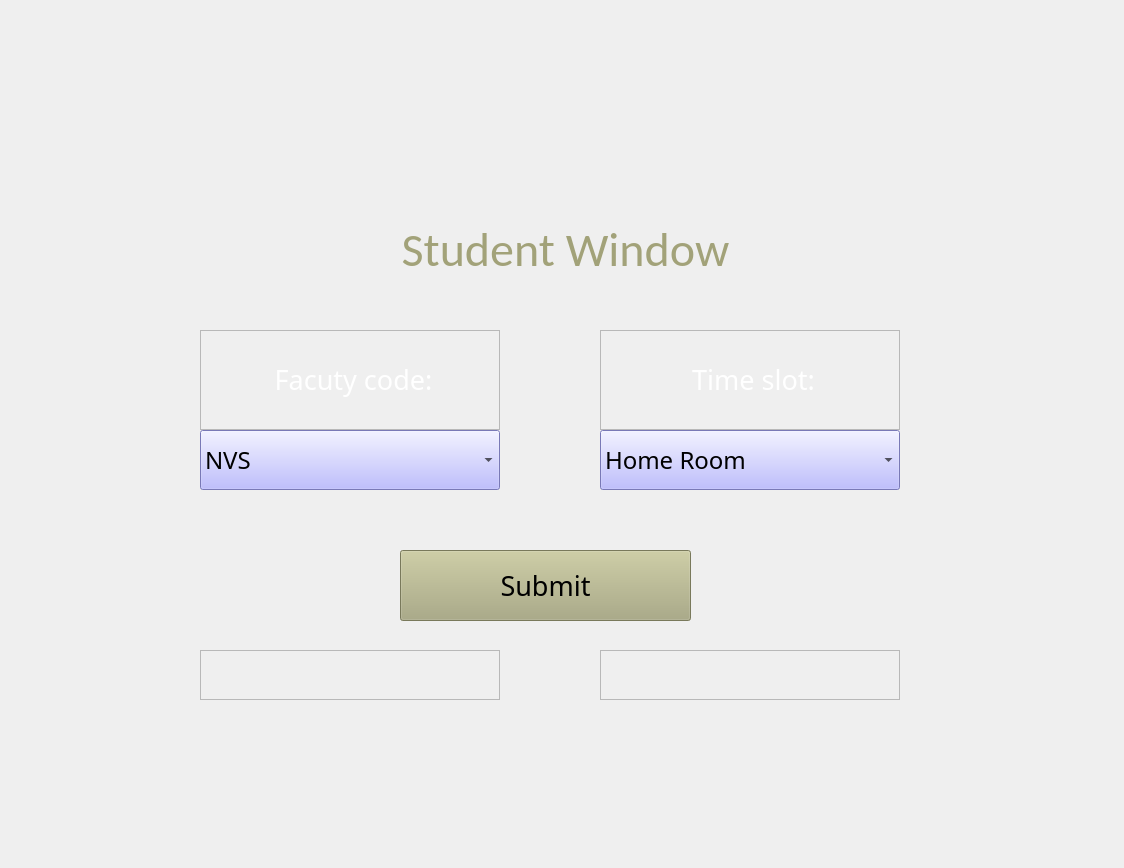
This is GUI_Final/studentwindow.ui in VaradMash/Teacher_Finder as Qt 5 draws it before an edit. The edited form follows.
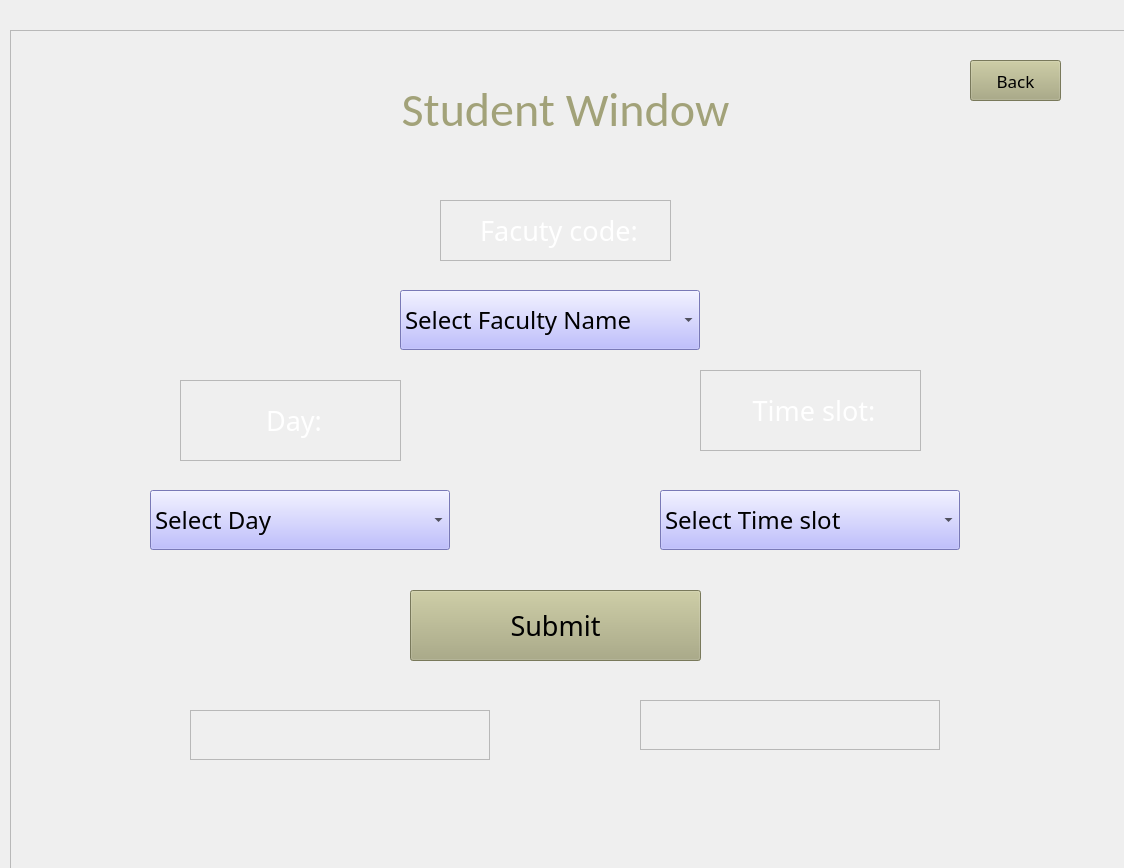
This is the edited form. Icons and pictures are not drawn.

Commit message: day cobobox and back buttons added

```diff
--- a/GUI_Final/studentwindow.ui
+++ b/GUI_Final/studentwindow.ui
@@ -26,11 +26,77 @@
    <string>StudentWindow</string>
   </property>
   <widget class="QWidget" name="centralwidget">
+   <widget class="QFrame" name="frame">
+    <property name="geometry">
+     <rect>
+      <x>10</x>
+      <y>30</y>
+      <width>1131</width>
+      <height>871</height>
+     </rect>
+    </property>
+    <property name="styleSheet">
+     <string notr="true">border-image:url(:/back/BACKGROUND.png) 0 0 0 0 stretch stretch</string>
+    </property>
+    <property name="frameShape">
+     <enum>QFrame::StyledPanel</enum>
+    </property>
+    <property name="frameShadow">
+     <enum>QFrame::Raised</enum>
+    </property>
+    <widget class="QPushButton" name="back_sw">
+     <property name="geometry">
+      <rect>
+       <x>960</x>
+       <y>30</y>
+       <width>91</width>
+       <height>41</height>
+      </rect>
+     </property>
+     <property name="font">
+      <font>
+       <family>Leelawadee</family>
+       <pointsize>13</pointsize>
+       <weight>50</weight>
+       <bold>false</bold>
+      </font>
+     </property>
+     <property name="styleSheet">
+      <string notr="true">background-color:rgb(170, 170, 127)</string>
+     </property>
+     <property name="text">
+      <string>Back</string>
+     </property>
+    </widget>
+    <widget class="QLabel" name="label2_3">
+     <property name="geometry">
+      <rect>
+       <x>430</x>
+       <y>170</y>
+       <width>231</width>
+       <height>61</height>
+      </rect>
+     </property>
+     <property name="font">
+      <font>
+       <family>Leelawadee</family>
+       <pointsize>20</pointsize>
+       <weight>50</weight>
+       <bold>false</bold>
+      </font>
+     </property>
+     <property name="frameShape">
+      <enum>QFrame::StyledPanel</enum>
+     </property>
+     <property name="text">
+      <string>&lt;html&gt;&lt;head/&gt;&lt;body&gt;&lt;p align=&quot;center&quot;&gt;&lt;span style=&quot; color:#ffffff;&quot;&gt;Facuty code:&lt;/span&gt;&lt;/p&gt;&lt;/body&gt;&lt;/html&gt;</string>
+     </property>
+    </widget>
    <widget class="QComboBox" name="comboBox1_2">
     <property name="geometry">
      <rect>
-      <x>200</x>
-      <y>430</y>
+       <x>390</x>
+       <y>260</y>
       <width>300</width>
       <height>60</height>
      </rect>
@@ -65,6 +131,11 @@
     <property name="duplicatesEnabled">
      <bool>false</bool>
     </property>
+     <item>
+      <property name="text">
+       <string>Select Faculty Name</string>
+      </property>
+     </item>
     <item>
      <property name="text">
       <string>NVS</string>
@@ -86,13 +157,34 @@
      </property>
     </item>
    </widget>
-   <widget class="QPushButton" name="submitNLW_2">
+    <widget class="QLabel" name="label">
     <property name="geometry">
      <rect>
-      <x>400</x>
-      <y>550</y>
-      <width>291</width>
-      <height>71</height>
+       <x>340</x>
+       <y>50</y>
+       <width>431</width>
+       <height>60</height>
+      </rect>
+     </property>
+     <property name="font">
+      <font>
+       <family>Calibri</family>
+       <pointsize>36</pointsize>
+       <weight>50</weight>
+       <bold>false</bold>
+      </font>
+     </property>
+     <property name="text">
+      <string>&lt;html&gt;&lt;head/&gt;&lt;body&gt;&lt;p align=&quot;center&quot;&gt;&lt;span style=&quot; color:#a2a279;&quot;&gt;Student Window&lt;/span&gt;&lt;/p&gt;&lt;/body&gt;&lt;/html&gt;</string>
+     </property>
+    </widget>
+    <widget class="QLabel" name="label2_2">
+     <property name="geometry">
+      <rect>
+       <x>690</x>
+       <y>340</y>
+       <width>221</width>
+       <height>81</height>
      </rect>
     </property>
     <property name="font">
@@ -103,60 +195,18 @@
       <bold>false</bold>
      </font>
     </property>
-    <property name="styleSheet">
-     <string notr="true">background-color:rgb(170, 170, 127)</string>
-    </property>
-    <property name="text">
-     <string>Submit</string>
-    </property>
-   </widget>
-   <widget class="QLabel" name="labelx_2">
-    <property name="geometry">
-     <rect>
-      <x>200</x>
-      <y>650</y>
-      <width>300</width>
-      <height>50</height>
-     </rect>
-    </property>
-    <property name="font">
-     <font>
-      <pointsize>20</pointsize>
-     </font>
-    </property>
     <property name="frameShape">
      <enum>QFrame::StyledPanel</enum>
     </property>
     <property name="text">
-     <string/>
-    </property>
-   </widget>
-   <widget class="QLabel" name="labely_2">
-    <property name="geometry">
-     <rect>
-      <x>600</x>
-      <y>650</y>
-      <width>300</width>
-      <height>50</height>
-     </rect>
-    </property>
-    <property name="font">
-     <font>
-      <pointsize>20</pointsize>
-     </font>
-    </property>
-    <property name="frameShape">
-     <enum>QFrame::StyledPanel</enum>
-    </property>
-    <property name="text">
-     <string/>
+      <string>&lt;html&gt;&lt;head/&gt;&lt;body&gt;&lt;p align=&quot;center&quot;&gt;&lt;span style=&quot; color:#ffffff;&quot;&gt;Time slot:&lt;/span&gt;&lt;/p&gt;&lt;/body&gt;&lt;/html&gt;</string>
     </property>
    </widget>
    <widget class="QComboBox" name="comboBox2_2">
     <property name="geometry">
      <rect>
-      <x>600</x>
-      <y>430</y>
+       <x>650</x>
+       <y>460</y>
       <width>300</width>
       <height>60</height>
      </rect>
@@ -602,6 +652,11 @@
     <property name="duplicatesEnabled">
      <bool>false</bool>
     </property>
+     <item>
+      <property name="text">
+       <string>Select Time slot</string>
+      </property>
+     </item>
     <item>
      <property name="text">
       <string>Home Room</string>
@@ -643,13 +698,13 @@
      </property>
     </item>
    </widget>
-   <widget class="QLabel" name="label2_2">
+    <widget class="QLabel" name="label2_4">
     <property name="geometry">
      <rect>
-      <x>600</x>
-      <y>330</y>
-      <width>300</width>
-      <height>100</height>
+       <x>170</x>
+       <y>350</y>
+       <width>221</width>
+       <height>81</height>
      </rect>
     </property>
     <property name="font">
@@ -664,86 +719,564 @@
      <enum>QFrame::StyledPanel</enum>
     </property>
     <property name="text">
-     <string>&lt;html&gt;&lt;head/&gt;&lt;body&gt;&lt;p align=&quot;center&quot;&gt;&lt;span style=&quot; color:#ffffff;&quot;&gt;Time slot:&lt;/span&gt;&lt;/p&gt;&lt;/body&gt;&lt;/html&gt;</string>
-    </property>
-   </widget>
-   <widget class="QLabel" name="label2_3">
+      <string>&lt;html&gt;&lt;head/&gt;&lt;body&gt;&lt;p align=&quot;center&quot;&gt;&lt;span style=&quot; color:#ffffff;&quot;&gt;Day:&lt;/span&gt;&lt;/p&gt;&lt;/body&gt;&lt;/html&gt;</string>
+     </property>
+    </widget>
+    <widget class="QComboBox" name="comboBox2_3">
     <property name="geometry">
      <rect>
-      <x>200</x>
-      <y>330</y>
+       <x>140</x>
+       <y>460</y>
       <width>300</width>
-      <height>100</height>
-     </rect>
-    </property>
-    <property name="font">
-     <font>
-      <family>Leelawadee</family>
-      <pointsize>20</pointsize>
-      <weight>50</weight>
-      <bold>false</bold>
-     </font>
-    </property>
-    <property name="frameShape">
-     <enum>QFrame::StyledPanel</enum>
-    </property>
-    <property name="text">
-     <string>&lt;html&gt;&lt;head/&gt;&lt;body&gt;&lt;p align=&quot;center&quot;&gt;&lt;span style=&quot; color:#ffffff;&quot;&gt;Facuty code:&lt;/span&gt;&lt;/p&gt;&lt;/body&gt;&lt;/html&gt;</string>
-    </property>
-   </widget>
-   <widget class="QLabel" name="label">
-    <property name="geometry">
-     <rect>
-      <x>350</x>
-      <y>220</y>
-      <width>431</width>
       <height>60</height>
      </rect>
     </property>
+     <property name="palette">
+      <palette>
+       <active>
+        <colorrole role="WindowText">
+         <brush brushstyle="SolidPattern">
+          <color alpha="255">
+           <red>0</red>
+           <green>0</green>
+           <blue>0</blue>
+          </color>
+         </brush>
+        </colorrole>
+        <colorrole role="Button">
+         <brush brushstyle="SolidPattern">
+          <color alpha="255">
+           <red>170</red>
+           <green>170</green>
+           <blue>255</blue>
+          </color>
+         </brush>
+        </colorrole>
+        <colorrole role="Light">
+         <brush brushstyle="SolidPattern">
+          <color alpha="255">
+           <red>221</red>
+           <green>244</green>
+           <blue>255</blue>
+          </color>
+         </brush>
+        </colorrole>
+        <colorrole role="Midlight">
+         <brush brushstyle="SolidPattern">
+          <color alpha="255">
+           <red>167</red>
+           <green>218</green>
+           <blue>244</blue>
+          </color>
+         </brush>
+        </colorrole>
+        <colorrole role="Dark">
+         <brush brushstyle="SolidPattern">
+          <color alpha="255">
+           <red>57</red>
+           <green>96</green>
+           <blue>117</blue>
+          </color>
+         </brush>
+        </colorrole>
+        <colorrole role="Mid">
+         <brush brushstyle="SolidPattern">
+          <color alpha="255">
+           <red>76</red>
+           <green>129</green>
+           <blue>156</blue>
+          </color>
+         </brush>
+        </colorrole>
+        <colorrole role="Text">
+         <brush brushstyle="SolidPattern">
+          <color alpha="255">
+           <red>0</red>
+           <green>0</green>
+           <blue>0</blue>
+          </color>
+         </brush>
+        </colorrole>
+        <colorrole role="BrightText">
+         <brush brushstyle="SolidPattern">
+          <color alpha="255">
+           <red>255</red>
+           <green>255</green>
+           <blue>255</blue>
+          </color>
+         </brush>
+        </colorrole>
+        <colorrole role="ButtonText">
+         <brush brushstyle="SolidPattern">
+          <color alpha="255">
+           <red>0</red>
+           <green>0</green>
+           <blue>0</blue>
+          </color>
+         </brush>
+        </colorrole>
+        <colorrole role="Base">
+         <brush brushstyle="SolidPattern">
+          <color alpha="255">
+           <red>170</red>
+           <green>170</green>
+           <blue>255</blue>
+          </color>
+         </brush>
+        </colorrole>
+        <colorrole role="Window">
+         <brush brushstyle="SolidPattern">
+          <color alpha="255">
+           <red>170</red>
+           <green>170</green>
+           <blue>255</blue>
+          </color>
+         </brush>
+        </colorrole>
+        <colorrole role="Shadow">
+         <brush brushstyle="SolidPattern">
+          <color alpha="255">
+           <red>0</red>
+           <green>0</green>
+           <blue>0</blue>
+          </color>
+         </brush>
+        </colorrole>
+        <colorrole role="AlternateBase">
+         <brush brushstyle="SolidPattern">
+          <color alpha="255">
+           <red>184</red>
+           <green>224</green>
+           <blue>244</blue>
+          </color>
+         </brush>
+        </colorrole>
+        <colorrole role="ToolTipBase">
+         <brush brushstyle="SolidPattern">
+          <color alpha="255">
+           <red>255</red>
+           <green>255</green>
+           <blue>220</blue>
+          </color>
+         </brush>
+        </colorrole>
+        <colorrole role="ToolTipText">
+         <brush brushstyle="SolidPattern">
+          <color alpha="255">
+           <red>0</red>
+           <green>0</green>
+           <blue>0</blue>
+          </color>
+         </brush>
+        </colorrole>
+       </active>
+       <inactive>
+        <colorrole role="WindowText">
+         <brush brushstyle="SolidPattern">
+          <color alpha="255">
+           <red>0</red>
+           <green>0</green>
+           <blue>0</blue>
+          </color>
+         </brush>
+        </colorrole>
+        <colorrole role="Button">
+         <brush brushstyle="SolidPattern">
+          <color alpha="255">
+           <red>170</red>
+           <green>170</green>
+           <blue>255</blue>
+          </color>
+         </brush>
+        </colorrole>
+        <colorrole role="Light">
+         <brush brushstyle="SolidPattern">
+          <color alpha="255">
+           <red>221</red>
+           <green>244</green>
+           <blue>255</blue>
+          </color>
+         </brush>
+        </colorrole>
+        <colorrole role="Midlight">
+         <brush brushstyle="SolidPattern">
+          <color alpha="255">
+           <red>167</red>
+           <green>218</green>
+           <blue>244</blue>
+          </color>
+         </brush>
+        </colorrole>
+        <colorrole role="Dark">
+         <brush brushstyle="SolidPattern">
+          <color alpha="255">
+           <red>57</red>
+           <green>96</green>
+           <blue>117</blue>
+          </color>
+         </brush>
+        </colorrole>
+        <colorrole role="Mid">
+         <brush brushstyle="SolidPattern">
+          <color alpha="255">
+           <red>76</red>
+           <green>129</green>
+           <blue>156</blue>
+          </color>
+         </brush>
+        </colorrole>
+        <colorrole role="Text">
+         <brush brushstyle="SolidPattern">
+          <color alpha="255">
+           <red>0</red>
+           <green>0</green>
+           <blue>0</blue>
+          </color>
+         </brush>
+        </colorrole>
+        <colorrole role="BrightText">
+         <brush brushstyle="SolidPattern">
+          <color alpha="255">
+           <red>255</red>
+           <green>255</green>
+           <blue>255</blue>
+          </color>
+         </brush>
+        </colorrole>
+        <colorrole role="ButtonText">
+         <brush brushstyle="SolidPattern">
+          <color alpha="255">
+           <red>0</red>
+           <green>0</green>
+           <blue>0</blue>
+          </color>
+         </brush>
+        </colorrole>
+        <colorrole role="Base">
+         <brush brushstyle="SolidPattern">
+          <color alpha="255">
+           <red>170</red>
+           <green>170</green>
+           <blue>255</blue>
+          </color>
+         </brush>
+        </colorrole>
+        <colorrole role="Window">
+         <brush brushstyle="SolidPattern">
+          <color alpha="255">
+           <red>170</red>
+           <green>170</green>
+           <blue>255</blue>
+          </color>
+         </brush>
+        </colorrole>
+        <colorrole role="Shadow">
+         <brush brushstyle="SolidPattern">
+          <color alpha="255">
+           <red>0</red>
+           <green>0</green>
+           <blue>0</blue>
+          </color>
+         </brush>
+        </colorrole>
+        <colorrole role="AlternateBase">
+         <brush brushstyle="SolidPattern">
+          <color alpha="255">
+           <red>184</red>
+           <green>224</green>
+           <blue>244</blue>
+          </color>
+         </brush>
+        </colorrole>
+        <colorrole role="ToolTipBase">
+         <brush brushstyle="SolidPattern">
+          <color alpha="255">
+           <red>255</red>
+           <green>255</green>
+           <blue>220</blue>
+          </color>
+         </brush>
+        </colorrole>
+        <colorrole role="ToolTipText">
+         <brush brushstyle="SolidPattern">
+          <color alpha="255">
+           <red>0</red>
+           <green>0</green>
+           <blue>0</blue>
+          </color>
+         </brush>
+        </colorrole>
+       </inactive>
+       <disabled>
+        <colorrole role="WindowText">
+         <brush brushstyle="SolidPattern">
+          <color alpha="255">
+           <red>57</red>
+           <green>96</green>
+           <blue>117</blue>
+          </color>
+         </brush>
+        </colorrole>
+        <colorrole role="Button">
+         <brush brushstyle="SolidPattern">
+          <color alpha="255">
+           <red>170</red>
+           <green>170</green>
+           <blue>255</blue>
+          </color>
+         </brush>
+        </colorrole>
+        <colorrole role="Light">
+         <brush brushstyle="SolidPattern">
+          <color alpha="255">
+           <red>221</red>
+           <green>244</green>
+           <blue>255</blue>
+          </color>
+         </brush>
+        </colorrole>
+        <colorrole role="Midlight">
+         <brush brushstyle="SolidPattern">
+          <color alpha="255">
+           <red>167</red>
+           <green>218</green>
+           <blue>244</blue>
+          </color>
+         </brush>
+        </colorrole>
+        <colorrole role="Dark">
+         <brush brushstyle="SolidPattern">
+          <color alpha="255">
+           <red>57</red>
+           <green>96</green>
+           <blue>117</blue>
+          </color>
+         </brush>
+        </colorrole>
+        <colorrole role="Mid">
+         <brush brushstyle="SolidPattern">
+          <color alpha="255">
+           <red>76</red>
+           <green>129</green>
+           <blue>156</blue>
+          </color>
+         </brush>
+        </colorrole>
+        <colorrole role="Text">
+         <brush brushstyle="SolidPattern">
+          <color alpha="255">
+           <red>57</red>
+           <green>96</green>
+           <blue>117</blue>
+          </color>
+         </brush>
+        </colorrole>
+        <colorrole role="BrightText">
+         <brush brushstyle="SolidPattern">
+          <color alpha="255">
+           <red>255</red>
+           <green>255</green>
+           <blue>255</blue>
+          </color>
+         </brush>
+        </colorrole>
+        <colorrole role="ButtonText">
+         <brush brushstyle="SolidPattern">
+          <color alpha="255">
+           <red>57</red>
+           <green>96</green>
+           <blue>117</blue>
+          </color>
+         </brush>
+        </colorrole>
+        <colorrole role="Base">
+         <brush brushstyle="SolidPattern">
+          <color alpha="255">
+           <red>170</red>
+           <green>170</green>
+           <blue>255</blue>
+          </color>
+         </brush>
+        </colorrole>
+        <colorrole role="Window">
+         <brush brushstyle="SolidPattern">
+          <color alpha="255">
+           <red>170</red>
+           <green>170</green>
+           <blue>255</blue>
+          </color>
+         </brush>
+        </colorrole>
+        <colorrole role="Shadow">
+         <brush brushstyle="SolidPattern">
+          <color alpha="255">
+           <red>0</red>
+           <green>0</green>
+           <blue>0</blue>
+          </color>
+         </brush>
+        </colorrole>
+        <colorrole role="AlternateBase">
+         <brush brushstyle="SolidPattern">
+          <color alpha="255">
+           <red>114</red>
+           <green>193</green>
+           <blue>234</blue>
+          </color>
+         </brush>
+        </colorrole>
+        <colorrole role="ToolTipBase">
+         <brush brushstyle="SolidPattern">
+          <color alpha="255">
+           <red>255</red>
+           <green>255</green>
+           <blue>220</blue>
+          </color>
+         </brush>
+        </colorrole>
+        <colorrole role="ToolTipText">
+         <brush brushstyle="SolidPattern">
+          <color alpha="255">
+           <red>0</red>
+           <green>0</green>
+           <blue>0</blue>
+          </color>
+         </brush>
+        </colorrole>
+       </disabled>
+      </palette>
+     </property>
     <property name="font">
      <font>
-      <family>Calibri</family>
-      <pointsize>36</pointsize>
+       <family>Leelawadee</family>
+       <pointsize>18</pointsize>
       <weight>50</weight>
       <bold>false</bold>
      </font>
     </property>
+     <property name="statusTip">
+      <string>Select the time slot</string>
+     </property>
+     <property name="autoFillBackground">
+      <bool>false</bool>
+     </property>
+     <property name="styleSheet">
+      <string notr="true">background-color:rgb(170, 170, 255)</string>
+     </property>
+     <property name="maxVisibleItems">
+      <number>50</number>
+     </property>
+     <property name="sizeAdjustPolicy">
+      <enum>QComboBox::AdjustToContentsOnFirstShow</enum>
+     </property>
+     <property name="duplicatesEnabled">
+      <bool>false</bool>
+     </property>
+     <item>
     <property name="text">
-     <string>&lt;html&gt;&lt;head/&gt;&lt;body&gt;&lt;p align=&quot;center&quot;&gt;&lt;span style=&quot; color:#a2a279;&quot;&gt;Student Window&lt;/span&gt;&lt;/p&gt;&lt;/body&gt;&lt;/html&gt;</string>
-    </property>
-   </widget>
-   <widget class="QFrame" name="frame">
+       <string>Select Day</string>
+      </property>
+     </item>
+     <item>
+      <property name="text">
+       <string>Monday</string>
+      </property>
+     </item>
+     <item>
+      <property name="text">
+       <string>Tuesday</string>
+      </property>
+     </item>
+     <item>
+      <property name="text">
+       <string>Wednesday</string>
+      </property>
+     </item>
+     <item>
+      <property name="text">
+       <string>Thursday</string>
+      </property>
+     </item>
+     <item>
+      <property name="text">
+       <string>Friday</string>
+      </property>
+     </item>
+     <item>
+      <property name="text">
+       <string>Saturday</string>
+      </property>
+     </item>
+    </widget>
+    <widget class="QPushButton" name="submitNLW_2">
     <property name="geometry">
      <rect>
-      <x>-1</x>
-      <y>-1</y>
-      <width>1131</width>
-      <height>871</height>
-     </rect>
-    </property>
+       <x>400</x>
+       <y>560</y>
+       <width>291</width>
+       <height>71</height>
+      </rect>
+     </property>
+     <property name="font">
+      <font>
+       <family>Leelawadee</family>
+       <pointsize>20</pointsize>
+       <weight>50</weight>
+       <bold>false</bold>
+      </font>
+     </property>
     <property name="styleSheet">
-     <string notr="true">border-image:url(:/back/BACKGROUND.png) 0 0 0 0 stretch stretch</string>
-    </property>
+      <string notr="true">background-color:rgb(170, 170, 127)</string>
+     </property>
+     <property name="text">
+      <string>Submit</string>
+     </property>
+    </widget>
+    <widget class="QLabel" name="labelx_2">
+     <property name="geometry">
+      <rect>
+       <x>180</x>
+       <y>680</y>
+       <width>300</width>
+       <height>50</height>
+      </rect>
+     </property>
+     <property name="font">
+      <font>
+       <pointsize>20</pointsize>
+      </font>
+     </property>
     <property name="frameShape">
      <enum>QFrame::StyledPanel</enum>
     </property>
-    <property name="frameShadow">
-     <enum>QFrame::Raised</enum>
-    </property>
-   </widget>
-   <zorder>frame</zorder>
-   <zorder>comboBox1_2</zorder>
-   <zorder>submitNLW_2</zorder>
-   <zorder>labelx_2</zorder>
-   <zorder>labely_2</zorder>
-   <zorder>comboBox2_2</zorder>
-   <zorder>label2_2</zorder>
-   <zorder>label2_3</zorder>
-   <zorder>label</zorder>
-  </widget>
- </widget>
- <resources>
-  <include location="r3.qrc"/>
- </resources>
+     <property name="text">
+      <string/>
+     </property>
+    </widget>
+    <widget class="QLabel" name="labely_2">
+     <property name="geometry">
+      <rect>
+       <x>630</x>
+       <y>670</y>
+       <width>300</width>
+       <height>50</height>
+      </rect>
+     </property>
+     <property name="font">
+      <font>
+       <pointsize>20</pointsize>
+      </font>
+     </property>
+     <property name="frameShape">
+      <enum>QFrame::StyledPanel</enum>
+     </property>
+     <property name="text">
+      <string/>
+     </property>
+    </widget>
+   </widget>
+  </widget>
+ </widget>
+ <resources/>
  <connections/>
 </ui>
```
Lines whose indentation alone changed are shown as unchanged. The commit also changes 11 other files.
